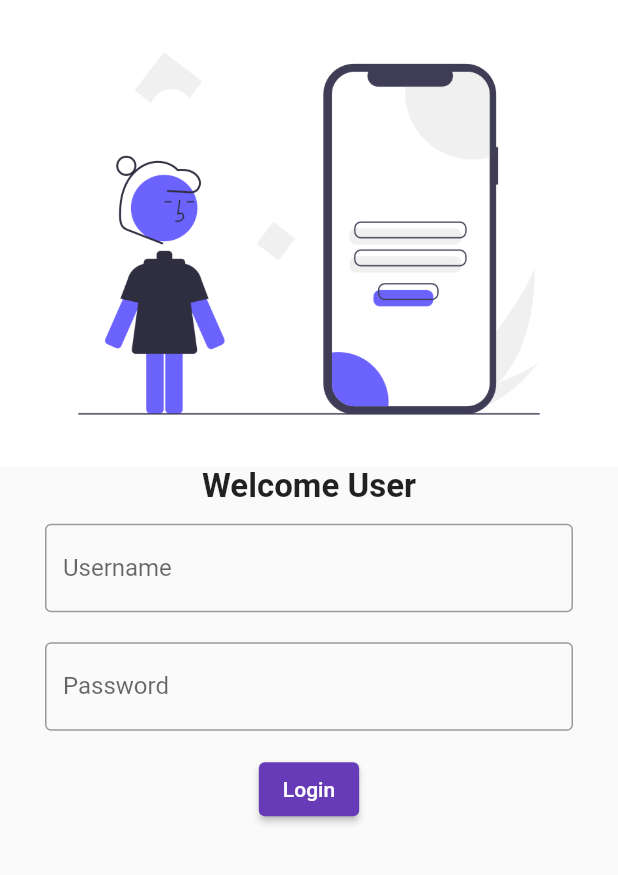
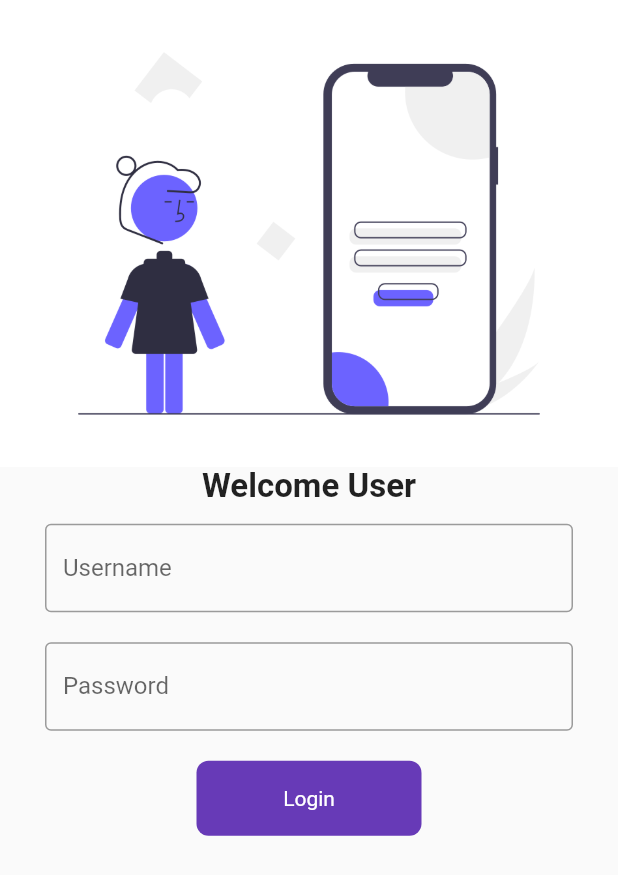
Before and after one commit to sanjayadtani/catalog_app, a Flutter app: the screen it shows after launch, on a phone screen of 412 x 824 dp. Shown: the top 875 px of the screen. Run offline on Flutter 3.47's test engine with Material 2 defaults, Android fonts, the phone set to English and light mode, and no system bars; our stand-ins replace google_fonts; Roboto replaces fonts that are missing (Aclonica).

Commit message:
day6 complete

```diff
--- a/lib/pages/login.dart
+++ b/lib/pages/login.dart
@@ -1,7 +1,13 @@
 import 'package:catelog_app/utils/routes.dart';
 import 'package:flutter/material.dart';
 
-class LoginPage extends StatelessWidget {
+class LoginPage extends StatefulWidget {
+  @override
+  _LoginPageState createState() => _LoginPageState();
+}
+
+class _LoginPageState extends State<LoginPage> {
+  var changeBtn = false;
   @override
   Widget build(BuildContext context) {
     return Material(
@@ -42,14 +48,45 @@
                     ),
                   ),
                   SizedBox(
-                    height: 15,
+                    height: 20,
                   ),
-                  ElevatedButton(
+                  InkWell(
+                    onTap: () async {
+                      setState(() {
+                        changeBtn = true;
+                      });
+                      await Future.delayed(Duration(seconds: 1));
+                      Navigator.pushNamed(context, MyRoute.home);
+                    },
+                    child: AnimatedContainer(
+                      duration: Duration(seconds: 1),
+                      width: changeBtn ? 50 : 150,
+                      height: 50,
+                      alignment: Alignment.center,
+                      child: changeBtn
+                          ? Icon(
+                              Icons.done,
+                              color: Colors.white,
+                            )
+                          : Text(
+                              "Login",
+                              style: TextStyle(color: Colors.white),
+                            ),
+                      decoration: BoxDecoration(
+                        color: Colors.deepPurple,
+                        borderRadius: BorderRadius.circular(changeBtn ? 50 : 8),
+                      ),
+                    ),
+                  ),
+                  /*ElevatedButton(
                     onPressed: () {
                       Navigator.pushNamed(context, MyRoute.home);
                     },
+                    style: TextButton.styleFrom(
+                      minimumSize: Size(150, 50),
+                    ),
                     child: Text("Login"),
-                  )
+                  )*/
                 ],
               ),
             ),
```
